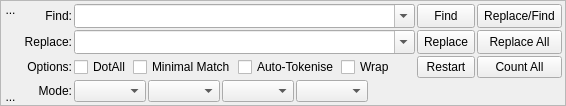
Sigil-Ebook/Sigil, file src/Form_Files/FindReplace.ui: the form before one commit.
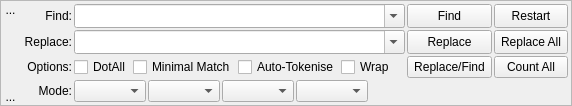
The form after the commit. Icons and pictures are not drawn. Custom widgets are drawn as their Qt base class.

Commit message: FindReplace swap Replace/Find and Restart for better advanced hiding

```diff
--- a/src/Form_Files/FindReplace.ui
+++ b/src/Form_Files/FindReplace.ui
@@ -192,13 +192,19 @@
          </widget>
         </item>
         <item row="0" column="3">
-         <widget class="QToolButton" name="replaceFind">
+         <widget class="QToolButton" name="restart">
           <property name="sizePolicy">
            <sizepolicy hsizetype="Expanding" vsizetype="Expanding">
             <horstretch>0</horstretch>
             <verstretch>0</verstretch>
            </sizepolicy>
           </property>
+          <property name="minimumSize">
+           <size>
+            <width>0</width>
+            <height>22</height>
+           </size>
+          </property>
           <property name="toolTip">
            <string>Replace highlighted match (if any),
 then find the Next match in Code View.</string>
@@ -207,7 +213,7 @@
            <string notr="true"/>
           </property>
           <property name="text">
-           <string>Replace/Find</string>
+           <string>Restart</string>
           </property>
          </widget>
         </item>
@@ -300,6 +306,19 @@
             </property>
            </widget>
           </item>
+          <item>
+           <spacer name="horizontalSpacerOption1">
+            <property name="orientation">
+             <enum>Qt::Horizontal</enum>
+            </property>
+            <property name="sizeHint" stdset="0">
+             <size>
+              <width>8</width>
+              <height>0</height>
+             </size>
+            </property>
+           </spacer>
+          </item>
           <item>
            <widget class="QCheckBox" name="chkRegexOptionMinimalMatch">
             <property name="toolTip">
@@ -313,6 +332,19 @@
             </property>
            </widget>
           </item>
+          <item>
+           <spacer name="horizontalSpacerOption2">
+            <property name="orientation">
+             <enum>Qt::Horizontal</enum>
+            </property>
+            <property name="sizeHint" stdset="0">
+             <size>
+              <width>8</width>
+              <height>0</height>
+             </size>
+            </property>
+           </spacer>
+          </item>
           <item>
            <widget class="QCheckBox" name="chkRegexOptionAutoTokenise">
             <property name="toolTip">
@@ -326,6 +358,19 @@
             </property>
            </widget>
           </item>
+          <item>
+           <spacer name="horizontalSpacerOption3">
+            <property name="orientation">
+             <enum>Qt::Horizontal</enum>
+            </property>
+            <property name="sizeHint" stdset="0">
+             <size>
+              <width>8</width>
+              <height>0</height>
+             </size>
+            </property>
+           </spacer>
+          </item>
           <item>
            <widget class="QCheckBox" name="chkOptionWrap">
             <property name="toolTip">
@@ -345,7 +390,7 @@
             </property>
             <property name="sizeHint" stdset="0">
              <size>
-              <width>40</width>
+              <width>16</width>
               <height>0</height>
              </size>
             </property>
@@ -361,7 +406,7 @@
             </property>
             <property name="minimumSize">
              <size>
-              <width>2</width>
+              <width>8</width>
               <height>22</height>
              </size>
             </property>
@@ -376,19 +421,13 @@
          </layout>
         </item>
         <item row="2" column="2">
-         <widget class="QToolButton" name="restart">
+         <widget class="QToolButton" name="replaceFind">
           <property name="sizePolicy">
            <sizepolicy hsizetype="Expanding" vsizetype="Expanding">
             <horstretch>0</horstretch>
             <verstretch>0</verstretch>
            </sizepolicy>
           </property>
-          <property name="minimumSize">
-           <size>
-            <width>0</width>
-            <height>22</height>
-           </size>
-          </property>
           <property name="toolTip">
            <string>Restart current search from beginning.</string>
           </property>
@@ -396,7 +435,7 @@
            <string notr="true"/>
           </property>
           <property name="text">
-           <string>Restart</string>
+           <string>Replace/Find</string>
           </property>
          </widget>
         </item>
```
Left out of the diff: 9 changed lines with no effect on the pictures. The commit also changes 1 other file.
